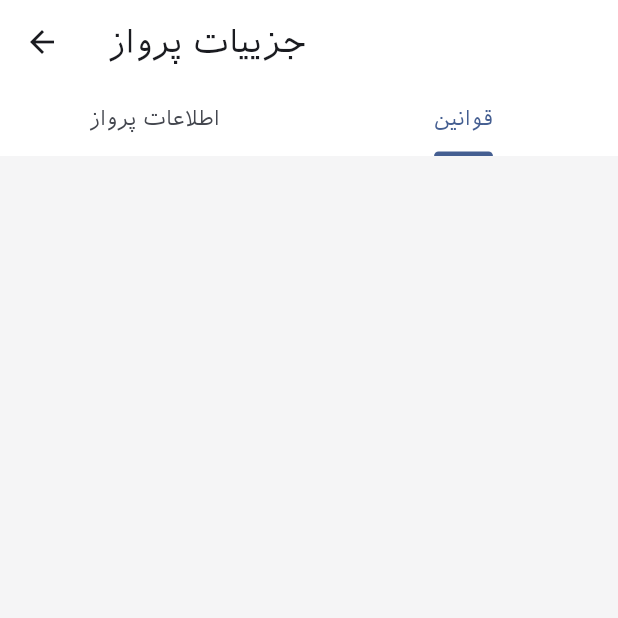
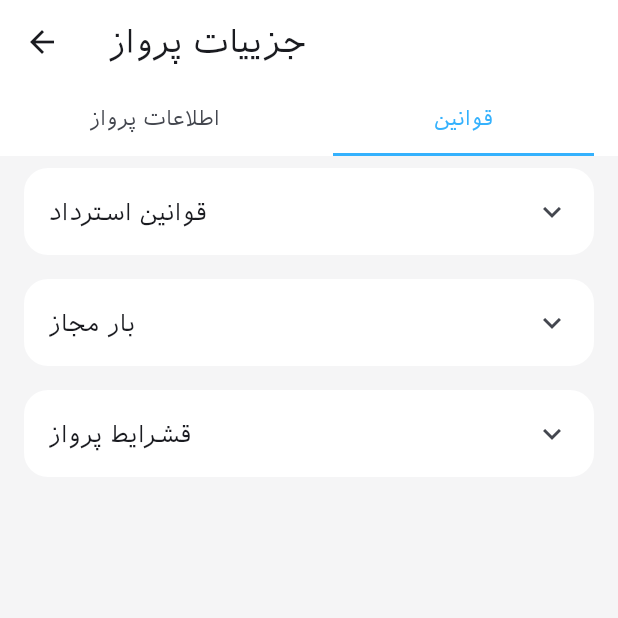
Before and after one commit to ali-you/flight_test, a Flutter app: the FlightDetailsScreen screen opened directly with empty values, tab 2 chosen, on a phone screen of 412 x 824 dp, the top half of it. Run offline on Flutter 3.47's test engine with Material 3 defaults, Android fonts, the phone set to English and light mode, and no system bars; our stand-ins replace bloc, dotted_line, equatable, flutter_bloc, get_it, go_router and 2 more; network calls fail.

Commit message:
flight_details_screen.dart completed

```diff
--- a/lib/app_startup.dart
+++ b/lib/app_startup.dart
@@ -1,6 +1,5 @@
 import 'package:flutter/material.dart';
 import 'package:golrang_task/core/router/app_router.dart';
-import '';
 
 class AppStartup extends StatelessWidget {
   const AppStartup({super.key});
--- a/lib/core/network/http_adapter.dart
+++ b/lib/core/network/http_adapter.dart
@@ -21,7 +21,6 @@ class HttpAdapter implements BaseAdapter {
     } on SocketException {
       return Response.socket();
     } catch (e) {
-      rethrow;
       return Response.error();
     }
   }
--- /dev/null
+++ b/lib/features/main/data/models/allowed_baggage.dart
@@ -0,0 +1,41 @@
+import 'carry_on_baggage.dart';
+import 'checked_baggage.dart';
+
+class AllowedBaggage {
+  final CheckedBaggage? checkedBaggage;
+  final CarryOnBaggage? carryOnBaggage;
+  final String? additionalFees;
+
+  AllowedBaggage({
+    this.checkedBaggage,
+    this.carryOnBaggage,
+    this.additionalFees,
+  });
+
+  AllowedBaggage copyWith({
+    CheckedBaggage? checkedBaggage,
+    CarryOnBaggage? carryOnBaggage,
+    String? additionalFees,
+  }) =>
+      AllowedBaggage(
+        checkedBaggage: checkedBaggage ?? this.checkedBaggage,
+        carryOnBaggage: carryOnBaggage ?? this.carryOnBaggage,
+        additionalFees: additionalFees ?? this.additionalFees,
+      );
+
+  factory AllowedBaggage.fromJson(Map<String, dynamic> json) => AllowedBaggage(
+        checkedBaggage: json["checkedBaggage"] == null
+            ? null
+            : CheckedBaggage.fromJson(json["checkedBaggage"]),
+        carryOnBaggage: json["carryOnBaggage"] == null
+            ? null
+            : CarryOnBaggage.fromJson(json["carryOnBaggage"]),
+        additionalFees: json["additionalFees"],
+      );
+
+  Map<String, dynamic> toJson() => {
+        "checkedBaggage": checkedBaggage?.toJson(),
+        "carryOnBaggage": carryOnBaggage?.toJson(),
+        "additionalFees": additionalFees,
+      };
+}
--- /dev/null
+++ b/lib/features/main/data/models/flight_conditions.dart
@@ -0,0 +1,40 @@
+class FlightConditions {
+  final String? boardingTime;
+  final String? passportRequirement;
+  final String? specialServices;
+  final String? cancellationPolicy;
+
+  FlightConditions({
+    this.boardingTime,
+    this.passportRequirement,
+    this.specialServices,
+    this.cancellationPolicy,
+  });
+
+  FlightConditions copyWith({
+    String? boardingTime,
+    String? passportRequirement,
+    String? specialServices,
+    String? cancellationPolicy,
+  }) =>
+      FlightConditions(
+        boardingTime: boardingTime ?? this.boardingTime,
+        passportRequirement: passportRequirement ?? this.passportRequirement,
+        specialServices: specialServices ?? this.specialServices,
+        cancellationPolicy: cancellationPolicy ?? this.cancellationPolicy,
+      );
+
+  factory FlightConditions.fromJson(Map<String, dynamic> json) => FlightConditions(
+    boardingTime: json["boardingTime"],
+    passportRequirement: json["passportRequirement"],
+    specialServices: json["specialServices"],
+    cancellationPolicy: json["cancellationPolicy"],
+  );
+
+  Map<String, dynamic> toJson() => {
+    "boardingTime": boardingTime,
+    "passportRequirement": passportRequirement,
+    "specialServices": specialServices,
+    "cancellationPolicy": cancellationPolicy,
+  };
+}
--- /dev/null
+++ b/lib/features/main/data/models/flight_details_model.dart
@@ -0,0 +1,37 @@
+import 'allowed_baggage.dart';
+import 'flight_conditions.dart';
+
+class FlightDetailsModel {
+  final Map<String, String>? refundPolicy;
+  final AllowedBaggage? allowedBaggage;
+  final FlightConditions? flightConditions;
+
+  FlightDetailsModel({
+    this.refundPolicy,
+    this.allowedBaggage,
+    this.flightConditions,
+  });
+
+  FlightDetailsModel copyWith({
+    Map<String, String>? refundPolicy,
+    AllowedBaggage? allowedBaggage,
+    FlightConditions? flightConditions,
+  }) =>
+      FlightDetailsModel(
+        refundPolicy: refundPolicy ?? this.refundPolicy,
+        allowedBaggage: allowedBaggage ?? this.allowedBaggage,
+        flightConditions: flightConditions ?? this.flightConditions,
+      );
+
+  factory FlightDetailsModel.fromJson(Map<String, dynamic> json) => FlightDetailsModel(
+    refundPolicy: Map.from(json["flightDetails"]["refundPolicy"]!).map((k, v) => MapEntry<String, String>(k, v)),
+    allowedBaggage: json["flightDetails"]["allowedBaggage"] == null ? null : AllowedBaggage.fromJson(json["flightDetails"]["allowedBaggage"]),
+    flightConditions: json["flightDetails"]["flightConditions"] == null ? null : FlightConditions.fromJson(json["flightDetails"]["flightConditions"]),
+  );
+
+  Map<String, dynamic> toJson() => {
+    "refundPolicy": Map.from(refundPolicy!).map((k, v) => MapEntry<String, dynamic>(k, v)),
+    "allowedBaggage": allowedBaggage?.toJson(),
+    "flightConditions": flightConditions?.toJson(),
+  };
+}
--- /dev/null
+++ b/lib/features/main/domain/repositories/flight_details_repository_interface.dart
@@ -0,0 +1,5 @@
+import 'package:golrang_task/features/main/data/models/flight_details_model.dart';
+
+abstract class FlightDetailsRepositoryInterface {
+  Future<FlightDetailsModel?> getDetails();
+}
--- /dev/null
+++ b/lib/features/main/domain/usecases/flight_details_usecase.dart
@@ -0,0 +1,12 @@
+import 'package:golrang_task/features/main/data/models/flight_details_model.dart';
+import 'package:golrang_task/features/main/domain/repositories/flight_details_repository_interface.dart';
+
+class FlightDetailsUsecase {
+  FlightDetailsUsecase(this.flightDetailsRepositoryInterface);
+
+  final FlightDetailsRepositoryInterface flightDetailsRepositoryInterface;
+
+  Future<FlightDetailsModel?> call() async {
+    return await flightDetailsRepositoryInterface.getDetails();
+  }
+}
--- a/lib/features/main/presentation/screens/flight_details_screen.dart
+++ b/lib/features/main/presentation/screens/flight_details_screen.dart
@@ -1,5 +1,6 @@
 import 'package:flutter/material.dart';
 import 'package:golrang_task/features/main/data/models/flight_model.dart';
+import 'package:golrang_task/features/main/presentation/screens/rules_screen.dart';
 import 'package:golrang_task/features/main/presentation/widgets/flight_widget.dart';
 
 class FlightDetailsScreen extends StatefulWidget {
@@ -25,12 +26,6 @@ class _FlightDetailsScreenState extends State<FlightDetailsScreen>
     );
   }
 
-  Widget _rulesTab() {
-    return Column(
-      children: [],
-    );
-  }
-
   @override
   void initState() {
     super.initState();
@@ -51,6 +46,10 @@ class _FlightDetailsScreenState extends State<FlightDetailsScreen>
             child: TabBar(
               controller: _tabController,
               dividerColor: Colors.transparent,
+              indicatorSize: TabBarIndicatorSize.tab,
+              labelColor: const Color(0xff34B1FD),
+              indicatorPadding: const EdgeInsets.symmetric(horizontal: 16),
+              indicatorColor: const Color(0xff34B1FD),
               tabs: const [
                 Tab(
                   child: Text("اطلاعات پرواز"),
@@ -64,7 +63,7 @@ class _FlightDetailsScreenState extends State<FlightDetailsScreen>
           Expanded(
             child: TabBarView(
                 controller: _tabController,
-                children: [_flightDetailsTab(), _rulesTab()]),
+                children: [_flightDetailsTab(), const RulesScreen()]),
           ),
         ],
       ),
--- /dev/null
+++ b/lib/features/main/presentation/screens/rules_screen.dart
@@ -0,0 +1,84 @@
+import 'package:flutter/material.dart';
+import 'package:get_it/get_it.dart';
+import 'package:golrang_task/features/main/data/models/flight_details_model.dart';
+import 'package:golrang_task/features/main/domain/usecases/flight_details_usecase.dart';
+
+class RulesScreen extends StatefulWidget {
+  const RulesScreen({super.key});
+
+  @override
+  State<RulesScreen> createState() => _RulesScreenState();
+}
+
+class _RulesScreenState extends State<RulesScreen> {
+  FlightDetailsUsecase flightDetailsUsecase = GetIt.I<FlightDetailsUsecase>();
+  ValueNotifier<FlightDetailsModel?> flightDetailsModel = ValueNotifier(null);
+
+  @override
+  void initState() {
+    super.initState();
+    _initRules();
+  }
+
+  void _initRules() {
+    flightDetailsUsecase
+        .call()
+        .then((value) => flightDetailsModel.value = value!);
+  }
+
+  Widget _item(String title, [List<Widget>? children]) {
+    return Container(
+        margin: const EdgeInsets.symmetric(horizontal: 16, vertical: 8),
+        decoration: BoxDecoration(
+            color: Colors.white, borderRadius: BorderRadius.circular(16)),
+        child: ClipRRect(
+            borderRadius: BorderRadius.circular(16),
+            child: ExpansionTile(
+              title: Text(title),
+              tilePadding: const EdgeInsets.symmetric(horizontal: 16),
+              shape: LinearBorder.none,
+              childrenPadding: const EdgeInsets.only(right: 16, left: 16, bottom: 16),
+              children: children ?? [],
+            )));
+  }
+
+  Widget _refundItem(String percent) {
+    return Padding(
+      padding: const EdgeInsets.symmetric(vertical: 4.0),
+      child: Row(
+        mainAxisAlignment: MainAxisAlignment.spaceBetween,
+        children: [
+          Flexible(
+            child: FittedBox(
+              fit: BoxFit.scaleDown,
+              child: Text(flightDetailsModel.value!.refundPolicy![percent]!,
+                  style: const TextStyle(color: Color(0xFF84848C), fontSize: 10)),
+            ),
+          ),
+          Text("$percent%", style: const TextStyle(color: Color(0xFFEF4444), fontSize: 12))
+        ],
+      ),
+    );
+  }
+
+  @override
+  Widget build(BuildContext context) {
+    return ValueListenableBuilder(
+      valueListenable: flightDetailsModel,
+      builder: (BuildContext context, FlightDetailsModel? value, Widget? child) {
+        return Column(
+          children: [
+            _item("قوانین استرداد", [
+              _refundItem("50"),
+              _refundItem("60"),
+              _refundItem("80"),
+              _refundItem("100"),
+            ]),
+            _item("بار مجاز"),
+            _item("قشرایط پرواز"),
+          ],
+        );
+      },
+    );
+  }
+}
```
Also changed, not shown: lib/core/dependency_injection.dart (+7 -0 lines), lib/features/main/data/models/carry_on_baggage.dart (added, +34 -0 lines), lib/features/main/data/models/checked_baggage.dart (added, +28 -0 lines), lib/features/main/data/repositories/flight_details_repository.dart (added, +53 -0 lines), lib/features/main/presentation/screens/flight_screen.dart (+24 -3 lines), lib/features/main/presentation/widgets/date_picker_list.dart (+12 -2 lines), 1 other file.
